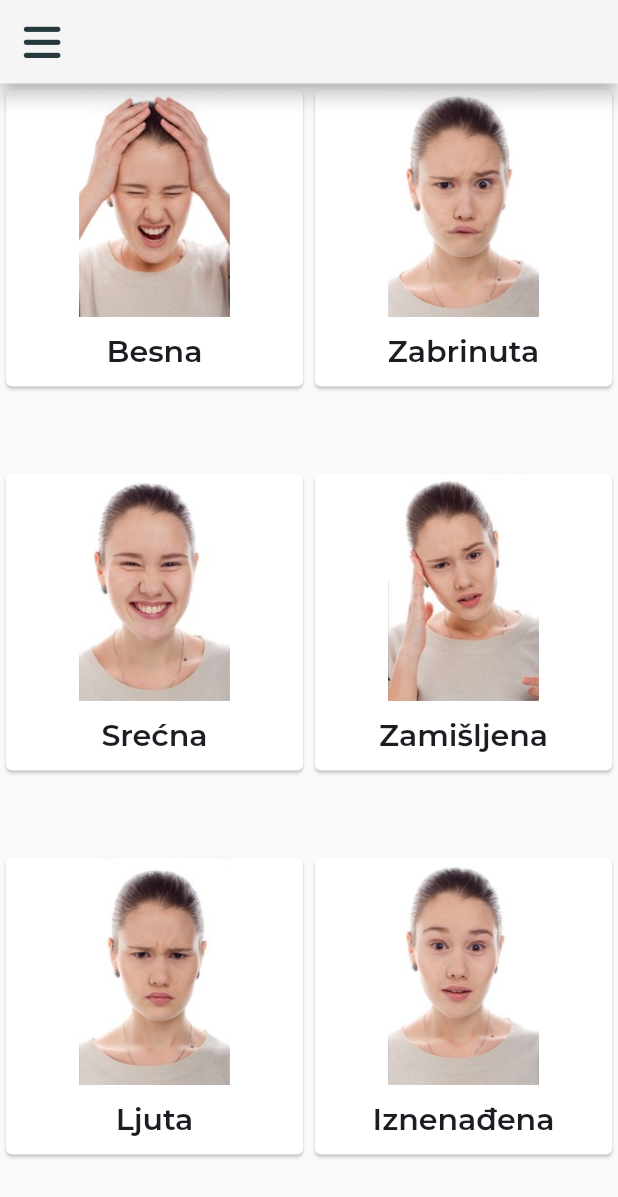
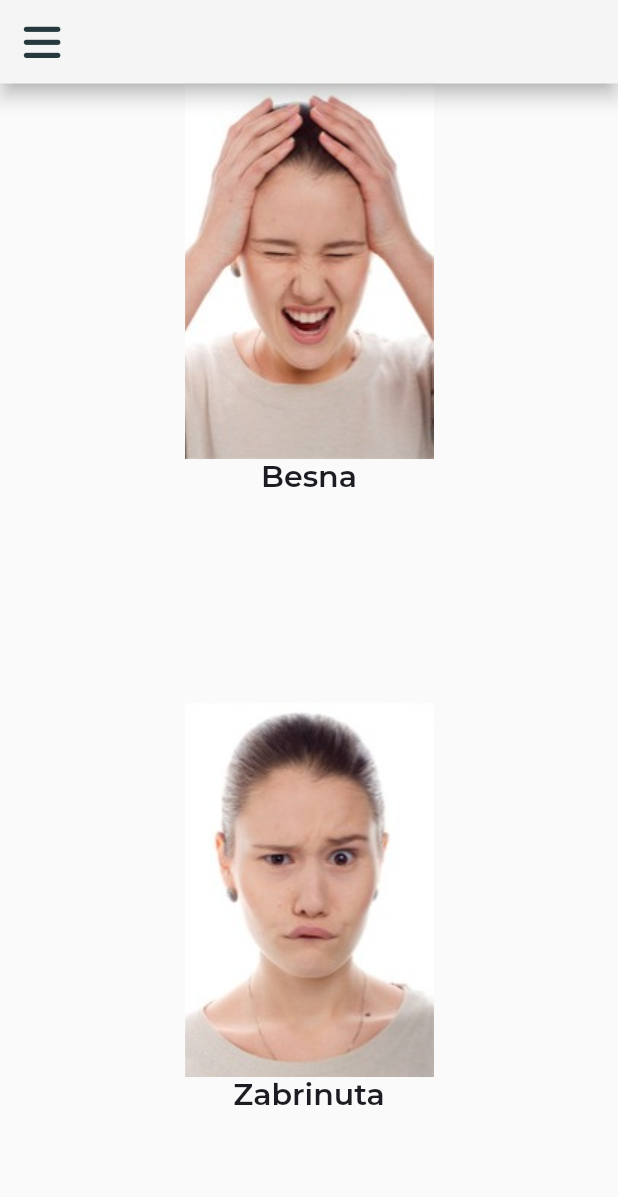
Before and after one commit to milan-kovac/communicator, a Flutter app: the EmotionsPage screen opened directly, on a phone screen of 412 x 824 dp. Shown: the top 1197 px of the screen. Run offline on Flutter 3.47's test engine with Material 2 defaults, Android fonts, the phone set to English and light mode, and no system bars; our stand-ins replace animated_toggle_switch, cached_network_image, cloud_firestore, firebase_auth, firebase_core, firebase_storage and 9 more; missing offline and left inert: flutter_event_calendar, flutter_sound; accounts and stored records are empty.

Commit message:
Update UI

```diff
--- a/lib/src/pages/emotions.page.dart
+++ b/lib/src/pages/emotions.page.dart
@@ -41,8 +41,10 @@ class _EmotionsPageState extends State<EmotionsPage> {
             overscroll.disallowIndicator();
             return true;
           },
-          child: GridView.builder(
-            gridDelegate: const SliverGridDelegateWithFixedCrossAxisCount(crossAxisCount: 2, mainAxisSpacing: 50),
+          child:
+
+          GridView.builder(
+            gridDelegate: const SliverGridDelegateWithFixedCrossAxisCount(crossAxisCount: 1, mainAxisSpacing: 0),
             itemCount: emotions.length,
             itemBuilder: (BuildContext context, int index) {
               return GestureDetector(
@@ -51,18 +53,14 @@ class _EmotionsPageState extends State<EmotionsPage> {
                 },
                 child: Hero(
                   tag: emotions[index]['id'],
-                  child: Card(
-                    child: Column(
-                      children: [
-                        Expanded(child: Image.asset(emotions[index]['image'])),
-                        Container(
-                            margin: EdgeInsets.only(top: 10.r, bottom: 10.r),
-                            child: Text(
-                              emotions[index]['description'],
-                              style: TextStyle(color: AppColors.fadedBlack, fontWeight: FontWeight.w600, fontSize: 18.sp),
-                            ))
-                      ],
-                    ),
+                  child: Column(
+                    children: [
+                      Image.asset(emotions[index]['image']),
+                      Text(
+                        emotions[index]['description'],
+                        style: TextStyle(color: AppColors.fadedBlack, fontWeight: FontWeight.w600, fontSize: 18.sp),
+                      )
+                    ],
                   ),
                 ),
               );
--- a/lib/src/pages/event.single.page.dart
+++ b/lib/src/pages/event.single.page.dart
@@ -1,5 +1,3 @@
-
-
 import 'package:flutter/material.dart';
 
 class EventSinglePage extends StatelessWidget {
--- a/lib/src/utils/router.helper.dart
+++ b/lib/src/utils/router.helper.dart
@@ -1,4 +1,5 @@
 import 'package:flutter/material.dart';
+
 class RouterHelper {
   BuildContext context;
   Widget where;
--- a/pubspec.yaml
+++ b/pubspec.yaml
@@ -37,6 +37,7 @@ dependencies:
   google_maps_flutter: ^2.2.4
   url_launcher: ^6.1.10
   animated_toggle_switch: ^0.6.1
+  flutter_tts: ^3.6.3
 
 dev_dependencies:
   flutter_test:
```
Also changed, not shown: lib/src/pages/body.page.dart (+1 -8 lines), pubspec.lock, 3 other files.
